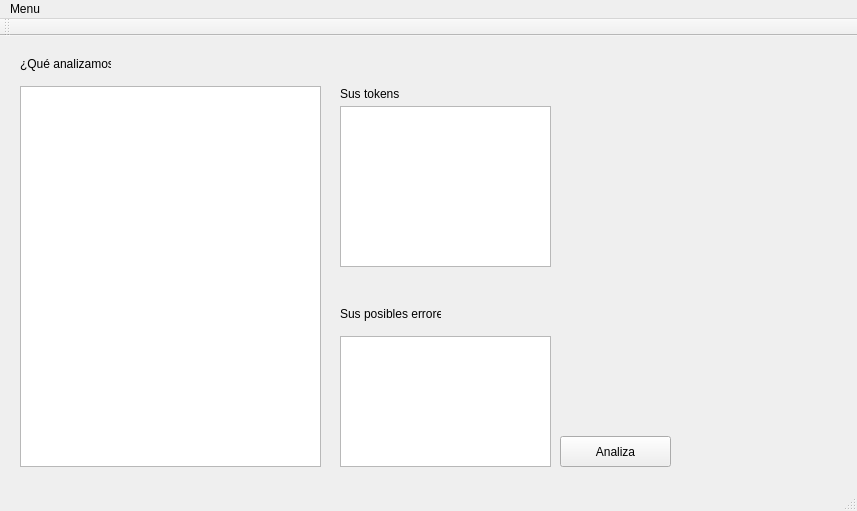
Old version of the form Cinthyaxis/mainwindow.ui in the repository CiSagelliv/Cinthyaxis-lya.
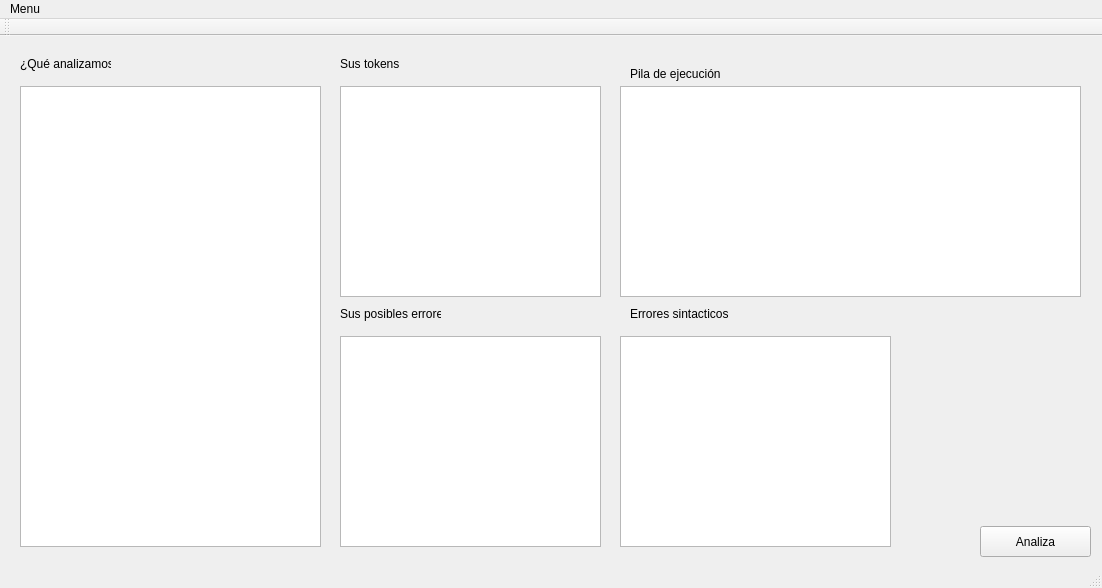
New version of the form.

Commit message: Campos de texto nuevos

```diff
--- a/Cinthyaxis/mainwindow.ui
+++ b/Cinthyaxis/mainwindow.ui
@@ -6,8 +6,8 @@
    <rect>
     <x>0</x>
     <y>0</y>
-    <width>857</width>
-    <height>511</height>
+    <width>1102</width>
+    <height>588</height>
    </rect>
   </property>
   <property name="windowTitle">
@@ -20,7 +20,7 @@
       <x>20</x>
       <y>50</y>
       <width>301</width>
-      <height>381</height>
+      <height>461</height>
      </rect>
     </property>
    </widget>
@@ -28,21 +28,27 @@
     <property name="geometry">
      <rect>
       <x>340</x>
-      <y>70</y>
-      <width>211</width>
-      <height>161</height>
+      <y>50</y>
+      <width>261</width>
+      <height>211</height>
      </rect>
     </property>
+    <property name="readOnly">
+     <bool>true</bool>
+    </property>
    </widget>
    <widget class="QPlainTextEdit" name="AreaErrores">
     <property name="geometry">
      <rect>
       <x>340</x>
       <y>300</y>
-      <width>211</width>
-      <height>131</height>
+      <width>261</width>
+      <height>211</height>
      </rect>
     </property>
+    <property name="readOnly">
+     <bool>true</bool>
+    </property>
    </widget>
    <widget class="QLabel" name="label">
     <property name="geometry">
@@ -61,7 +67,7 @@
     <property name="geometry">
      <rect>
       <x>340</x>
-      <y>50</y>
+      <y>20</y>
       <width>61</width>
       <height>16</height>
      </rect>
@@ -86,8 +92,8 @@
    <widget class="QPushButton" name="pushButton">
     <property name="geometry">
      <rect>
-      <x>560</x>
-      <y>400</y>
+      <x>980</x>
+      <y>490</y>
       <width>111</width>
       <height>31</height>
      </rect>
@@ -96,13 +102,65 @@
      <string>Analiza</string>
     </property>
    </widget>
+   <widget class="QLabel" name="label_4">
+    <property name="geometry">
+     <rect>
+      <x>630</x>
+      <y>30</y>
+      <width>91</width>
+      <height>16</height>
+     </rect>
+    </property>
+    <property name="text">
+     <string>Pila de ejecución</string>
+    </property>
+   </widget>
+   <widget class="QPlainTextEdit" name="AreaPila">
+    <property name="geometry">
+     <rect>
+      <x>620</x>
+      <y>50</y>
+      <width>461</width>
+      <height>211</height>
+     </rect>
+    </property>
+    <property name="readOnly">
+     <bool>true</bool>
+    </property>
+   </widget>
+   <widget class="QLabel" name="label_5">
+    <property name="geometry">
+     <rect>
+      <x>630</x>
+      <y>270</y>
+      <width>101</width>
+      <height>16</height>
+     </rect>
+    </property>
+    <property name="text">
+     <string>Errores sintacticos</string>
+    </property>
+   </widget>
+   <widget class="QPlainTextEdit" name="AreaErroresPila">
+    <property name="geometry">
+     <rect>
+      <x>620</x>
+      <y>300</y>
+      <width>271</width>
+      <height>211</height>
+     </rect>
+    </property>
+    <property name="readOnly">
+     <bool>true</bool>
+    </property>
+   </widget>
   </widget>
   <widget class="QMenuBar" name="menuBar">
    <property name="geometry">
     <rect>
      <x>0</x>
      <y>0</y>
-     <width>857</width>
+     <width>1102</width>
      <height>20</height>
     </rect>
    </property>
```
The commit also changes 2 other files.
